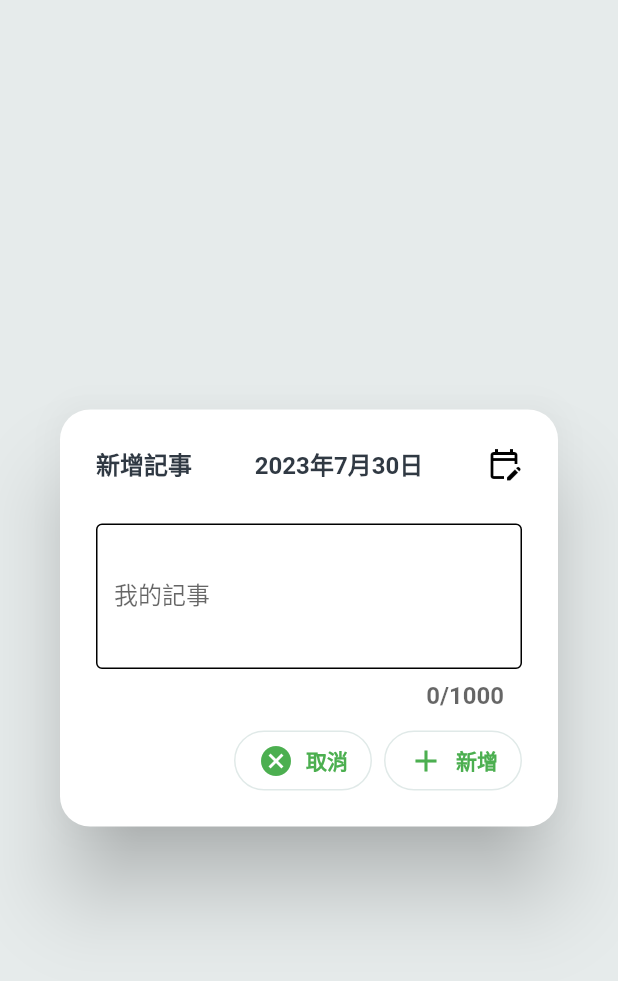
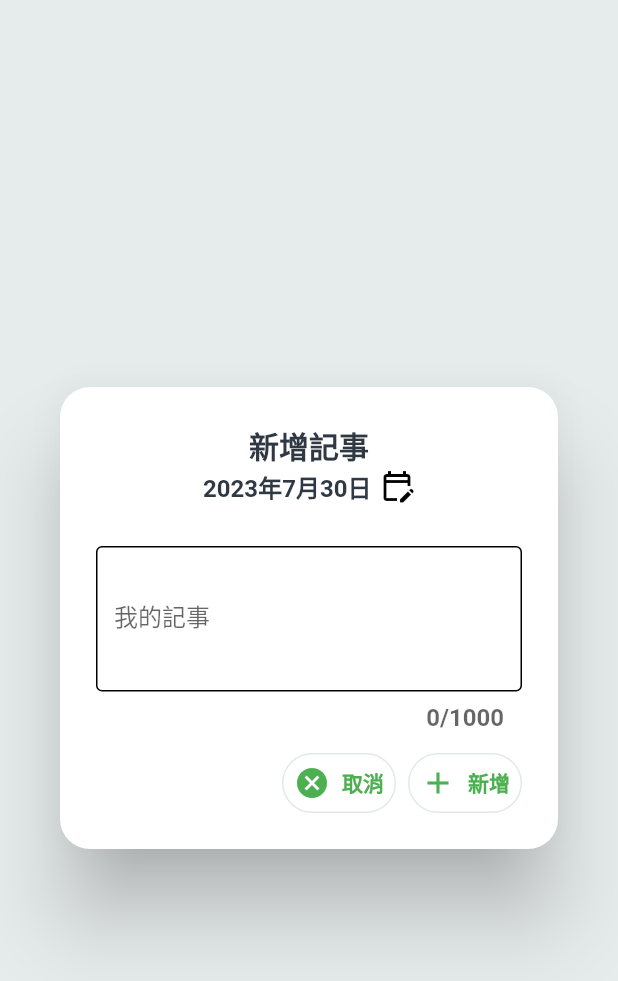
Before and after one commit to tonynowater87/joys-calendar, a Flutter app: the AddEventPage widget shown alone on an empty page, opened directly, on a phone screen of 412 x 824 dp. Shown: the top 981 px of the screen. Run offline on Flutter 3.47's test engine with Material 2 defaults, Android fonts, the phone set to English and light mode, and no system bars; our stand-ins replace anim_search_bar, bloc, dio, equatable, firebase_auth, firebase_core and 12 more; missing offline and left inert: animated_button, cell_calendar, lunar, month_year_picker, the_apple_sign_in; accounts and stored records are empty; generated files the repository leaves out were written again; Roboto replaces fonts that are missing (CircularStd).

Commit message:
fix. ui overflow pixels when device font size are increased

```diff
--- a/lib/view/add_event/add_event_page.dart
+++ b/lib/view/add_event/add_event_page.dart
@@ -10,6 +10,7 @@ import 'package:joys_calendar/view/common/button_style.dart';
 class AddEventPage extends StatefulWidget {
   dynamic? memoModelKey;
   DateTime? dateTime;
+
   AddEventPage({Key? key, this.memoModelKey, this.dateTime}) : super(key: key);
 
   @override
@@ -71,7 +72,8 @@ class _AddEventPageState extends State<AddEventPage> {
 
           final dateText = Text(
               DateFormat(DateFormat.YEAR_MONTH_DAY, AppConstants.defaultLocale)
-                  .format(state.memoModel.dateTime));
+                  .format(state.memoModel.dateTime),
+              style: Theme.of(context).textTheme.caption);
 
           return AlertDialog(
             shape: const RoundedRectangleBorder(
@@ -79,12 +81,10 @@ class _AddEventPageState extends State<AddEventPage> {
             actionsAlignment: MainAxisAlignment.end,
             actionsPadding: const EdgeInsets.fromLTRB(0.0, 10.0, 24.0, 20.0),
             contentPadding: const EdgeInsets.fromLTRB(24.0, 20.0, 24.0, 0.0),
-            title: Row(
+            title: Column(
+              crossAxisAlignment: CrossAxisAlignment.center,
               children: [
-                Text(titleText),
-                const Spacer(),
-                dateText,
-                const Spacer(),
+                Text(titleText, style: Theme.of(context).textTheme.headline4),
                 InkWell(
                   onTap: () async {
                     final pickedDate = await showDatePicker(
@@ -101,7 +101,15 @@ class _AddEventPageState extends State<AddEventPage> {
                           .add(ChangeDateTimeEvent(pickedDate));
                     }
                   },
-                    child: const Icon(Icons.edit_calendar_outlined))
+                  child: Row(
+                    mainAxisSize: MainAxisSize.min,
+                    children: [
+                      dateText,
+                      const SizedBox(width: 5),
+                      const Icon(Icons.edit_calendar_outlined)
+                    ],
+                  ),
+                )
               ],
             ),
             actions: [
@@ -132,7 +140,8 @@ class _AddEventPageState extends State<AddEventPage> {
             content: SizedBox(
               width: 300,
               child: SingleChildScrollView(
-                child: Column(mainAxisSize: MainAxisSize.min, children: <Widget>[
+                child:
+                    Column(mainAxisSize: MainAxisSize.min, children: <Widget>[
                   const SizedBox(height: 8),
                   TextField(
                     controller: _textEditingController,
--- a/lib/view/common/button_style.dart
+++ b/lib/view/common/button_style.dart
@@ -2,7 +2,7 @@ import 'package:flutter/material.dart';
 
 ButtonStyle appOutlineButtonStyle() {
   return OutlinedButton.styleFrom(
-      padding: const EdgeInsets.symmetric(horizontal: 16.0, vertical: 8.0),
+      padding: const EdgeInsets.symmetric(horizontal: 8.0, vertical: 8.0),
       shape: RoundedRectangleBorder(borderRadius: BorderRadius.circular(20.0)));
 }
 
--- a/lib/view/settings/settings_grid_list_view.dart
+++ b/lib/view/settings/settings_grid_list_view.dart
@@ -18,8 +18,8 @@ class SettingsGridListView extends StatelessWidget {
               gridDelegate: const SliverGridDelegateWithFixedCrossAxisCount(
                   crossAxisCount: 4,
                   childAspectRatio: 2 / 1,
-                  mainAxisSpacing: 8,
-                  crossAxisSpacing: 8),
+                  mainAxisSpacing: 4,
+                  crossAxisSpacing: 4),
               itemCount: state.settingEventItems.length,
               itemBuilder: (BuildContext context, int index) {
                 final item = state.settingEventItems[index];
@@ -36,7 +36,6 @@ class SettingsGridListView extends StatelessWidget {
                     }
                   },
                   child: Container(
-                    padding: const EdgeInsets.all(8),
                     alignment: Alignment.center,
                     decoration: BoxDecoration(
                       color: item.isSelected
```
Also changed, not shown: lib/main.dart (+7 -0 lines), lib/view/home/my_home_page.dart (+50 -31 lines). Lines whose indentation alone changed are shown as unchanged.
